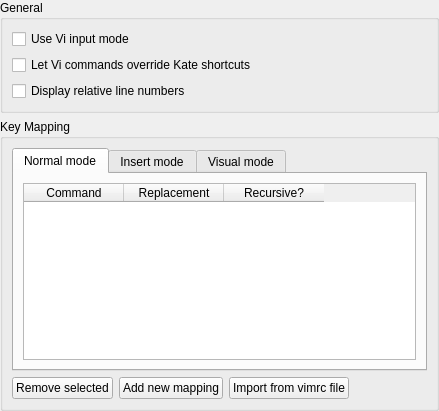
Old version of the form src/vimode/viinputmodeconfigwidget.ui in the repository KDE/ktexteditor.
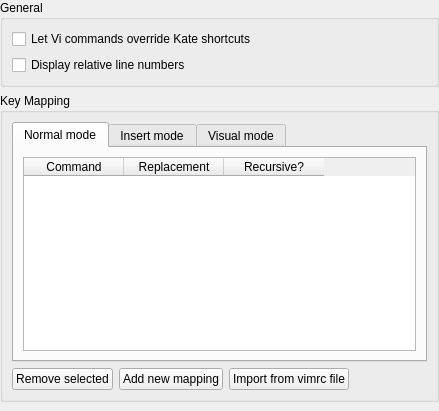
New version of the form.

Commit message: normal mode and vi-mode separation

```diff
--- a/src/vimode/viinputmodeconfigwidget.ui
+++ b/src/vimode/viinputmodeconfigwidget.ui
@@ -29,16 +29,6 @@
       <string>General</string>
      </property>
      <layout class="QVBoxLayout">
-      <item>
-       <widget class="QCheckBox" name="chkViInputModeDefault">
-        <property name="whatsThis">
-         <string>When selected, the vi input mode will be enabled when opening a new view. You can still toggle the vi input mode on/off for a particular view in the Edit menu.</string>
-        </property>
-        <property name="text">
-         <string>Use Vi input mode</string>
-        </property>
-       </widget>
-      </item>
       <item>
        <widget class="QCheckBox" name="chkViCommandsOverride">
         <property name="whatsThis">
```
The commit also changes 47 other files.
